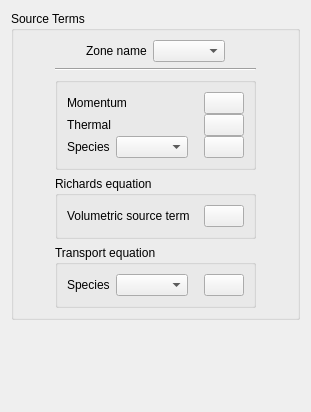
This is gui/Pages/SourceTermsForm.ui in code-saturne/code_saturne as Qt 5 draws it before an edit. The edited form follows.
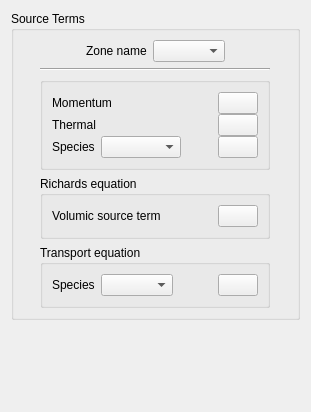
This is the edited form. Icons and pictures are not drawn.

Commit message: GUI: improve readability of source terms dialog.

Diff of the .ui file:
```diff
--- a/gui/Pages/SourceTermsForm.ui
+++ b/gui/Pages/SourceTermsForm.ui
@@ -15,19 +15,6 @@
   </property>
   <layout class="QGridLayout" name="gridLayout_5">
    <item row="0" column="0">
-    <spacer name="horizontalSpacer">
-     <property name="orientation">
-      <enum>Qt::Horizontal</enum>
-     </property>
-     <property name="sizeHint" stdset="0">
-      <size>
-       <width>0</width>
-       <height>20</height>
-      </size>
-     </property>
-    </spacer>
-   </item>
-   <item row="0" column="1">
     <layout class="QVBoxLayout" name="verticalLayout">
      <item>
       <widget class="QGroupBox" name="groupBoxSourceTerms">
@@ -38,19 +25,6 @@
         <string>Source Terms</string>
        </property>
        <layout class="QGridLayout" name="gridLayout_4">
-        <item row="0" column="0" rowspan="5">
-         <spacer>
-          <property name="orientation">
-           <enum>Qt::Horizontal</enum>
-          </property>
-          <property name="sizeHint" stdset="0">
-           <size>
-            <width>40</width>
-            <height>20</height>
-           </size>
-          </property>
-         </spacer>
-        </item>
         <item row="0" column="1">
          <layout class="QHBoxLayout">
           <property name="spacing">
@@ -113,19 +87,6 @@
           </item>
          </layout>
         </item>
-        <item row="0" column="2" rowspan="5">
-         <spacer>
-          <property name="orientation">
-           <enum>Qt::Horizontal</enum>
-          </property>
-          <property name="sizeHint" stdset="0">
-           <size>
-            <width>40</width>
-            <height>20</height>
-           </size>
-          </property>
-         </spacer>
-        </item>
         <item row="1" column="1">
          <widget class="Line" name="line">
           <property name="orientation">
@@ -135,6 +96,18 @@
         </item>
         <item row="2" column="1">
          <widget class="QGroupBox" name="groupBoxStandard">
+          <property name="sizePolicy">
+           <sizepolicy hsizetype="MinimumExpanding" vsizetype="Preferred">
+            <horstretch>0</horstretch>
+            <verstretch>0</verstretch>
+           </sizepolicy>
+          </property>
+          <property name="minimumSize">
+           <size>
+            <width>230</width>
+            <height>0</height>
+           </size>
+          </property>
           <property name="title">
            <string/>
           </property>
@@ -144,8 +117,8 @@
              <property name="spacing">
               <number>0</number>
              </property>
-             <property name="leftMargin">
-              <number>0</number>
+             <property name="sizeConstraint">
+              <enum>QLayout::SetDefaultConstraint</enum>
              </property>
              <property name="topMargin">
               <number>0</number>
@@ -297,6 +270,18 @@
                </item>
                <item>
                 <widget class="QComboBox" name="comboBoxSpecies">
+                 <property name="sizePolicy">
+                  <sizepolicy hsizetype="MinimumExpanding" vsizetype="Fixed">
+                   <horstretch>0</horstretch>
+                   <verstretch>0</verstretch>
+                  </sizepolicy>
+                 </property>
+                 <property name="minimumSize">
+                  <size>
+                   <width>80</width>
+                   <height>0</height>
+                  </size>
+                 </property>
                  <property name="toolTip">
                   <string>&lt;html&gt;&lt;head/&gt;&lt;body&gt;&lt;p&gt;&lt;span style=&quot; font-size:9pt;&quot;&gt;Define scalar source terms by selecting the user scalar and using the formula editor.&lt;/span&gt;&lt;/p&gt;&lt;/body&gt;&lt;/html&gt;</string>
                  </property>
@@ -368,7 +353,7 @@
                 <string>&lt;html&gt;&lt;head/&gt;&lt;body&gt;&lt;p&gt;&lt;span style=&quot; font-size:9pt;&quot;&gt;Define a volumetric source term for the Richards equation.&lt;/span&gt;&lt;/p&gt;&lt;/body&gt;&lt;/html&gt;</string>
                </property>
                <property name="text">
-                <string>Volumetric source term</string>
+                <string>Volumic source term</string>
                </property>
               </widget>
              </item>
@@ -479,6 +464,32 @@
           </layout>
          </widget>
         </item>
+        <item row="0" column="0" rowspan="5">
+         <spacer>
+          <property name="orientation">
+           <enum>Qt::Horizontal</enum>
+          </property>
+          <property name="sizeHint" stdset="0">
+           <size>
+            <width>40</width>
+            <height>20</height>
+           </size>
+          </property>
+         </spacer>
+        </item>
+        <item row="0" column="2" rowspan="5">
+         <spacer>
+          <property name="orientation">
+           <enum>Qt::Horizontal</enum>
+          </property>
+          <property name="sizeHint" stdset="0">
+           <size>
+            <width>40</width>
+            <height>20</height>
+           </size>
+          </property>
+         </spacer>
+        </item>
        </layout>
       </widget>
      </item>
```
Left out of the diff: 87 changed lines with no effect on the pictures.
